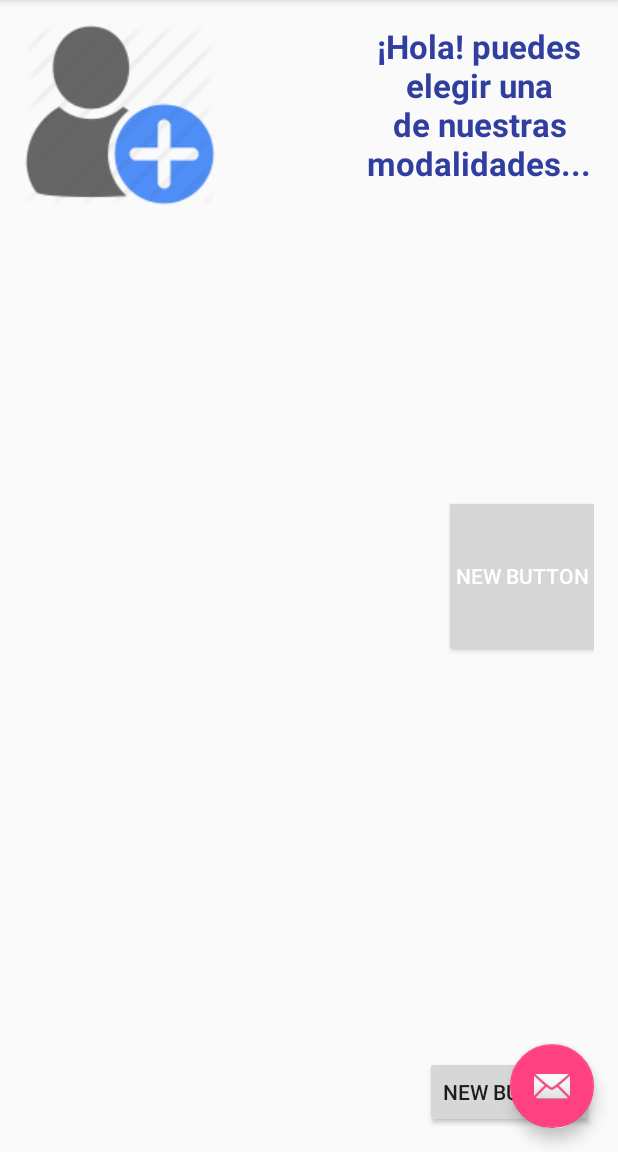
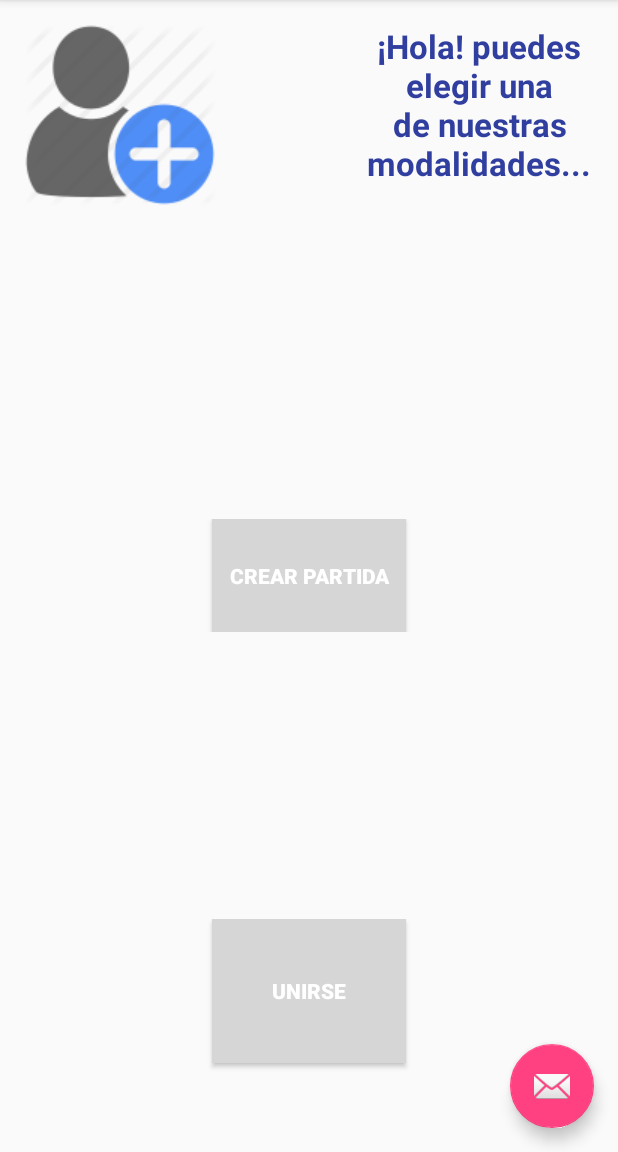
Before and after one commit to edward25nov/orthography, an Android app: the screen it shows after launch (MainActivity), on a phone screen of 412 x 824 dp, the part 84-1236 px from its top. Run offline under Robolectric (Android 15) with nearby library versions, the phone set to English and light mode, and no system bars.

Commit message:
fragment de amigos arreglado

```diff
--- a/app/src/main/res/layout/fragment_amigos.xml
+++ b/app/src/main/res/layout/fragment_amigos.xml
@@ -26,20 +26,39 @@
         android:textSize="22sp"
         android:textAlignment="center" />
 
-    <Button
-        android:layout_width="wrap_content"
-        android:layout_height="wrap_content"
-        android:text="New Button"
-        android:id="@+id/btnNew"
-        android:layout_gravity="right|center_vertical"
-        android:textColor="#ffffff"
-        android:background="@drawable/bk_boton_plano" />
+    <LinearLayout
+        android:orientation="vertical"
+        android:layout_width="match_parent"
+        android:layout_height="75dp"
+        android:layout_gravity="left|center_vertical">
 
-    <Button
-        android:layout_width="wrap_content"
-        android:layout_height="wrap_content"
-        android:text="New Button"
-        android:id="@+id/button2"
-        android:layout_gravity="right|bottom" />
+        <Button
+            android:layout_width="129dp"
+            android:layout_height="wrap_content"
+            android:text="@string/Crear_Partida"
+            android:id="@+id/btnNew"
+            android:layout_gravity="center_horizontal"
+            android:textColor="#ffffff"
+            android:background="@drawable/bk_boton_plano"
+            android:textStyle="bold" />
+
+    </LinearLayout>
+
+    <LinearLayout
+        android:orientation="vertical"
+        android:layout_width="match_parent"
+        android:layout_height="139dp"
+        android:layout_gravity="center_horizontal|bottom">
+
+        <Button
+            android:layout_width="129dp"
+            android:layout_height="wrap_content"
+            android:text="@string/Join_Partida"
+            android:id="@+id/btnjoin"
+            android:layout_gravity="center_horizontal|bottom"
+            android:background="@drawable/bk_boton_plano"
+            android:textColor="#ffffff"
+            android:textStyle="bold" />
+    </LinearLayout>
 
 </FrameLayout>
--- a/app/src/main/res/values/strings.xml
+++ b/app/src/main/res/values/strings.xml
@@ -14,4 +14,6 @@
     <string name="hello_blank_fragment">Hello blank fragment</string>
     <string name="logo_para_amigos">logo para amigos</string>
     <string name="mensaje_amigos">¡Hola! puedes elegir una de nuestras modalidades...</string>
+    <string name="Crear_Partida">Crear Partida</string>
+    <string name="Join_Partida">Unirse</string>
 </resources>
```
Also changed, not shown: 40 other files.
